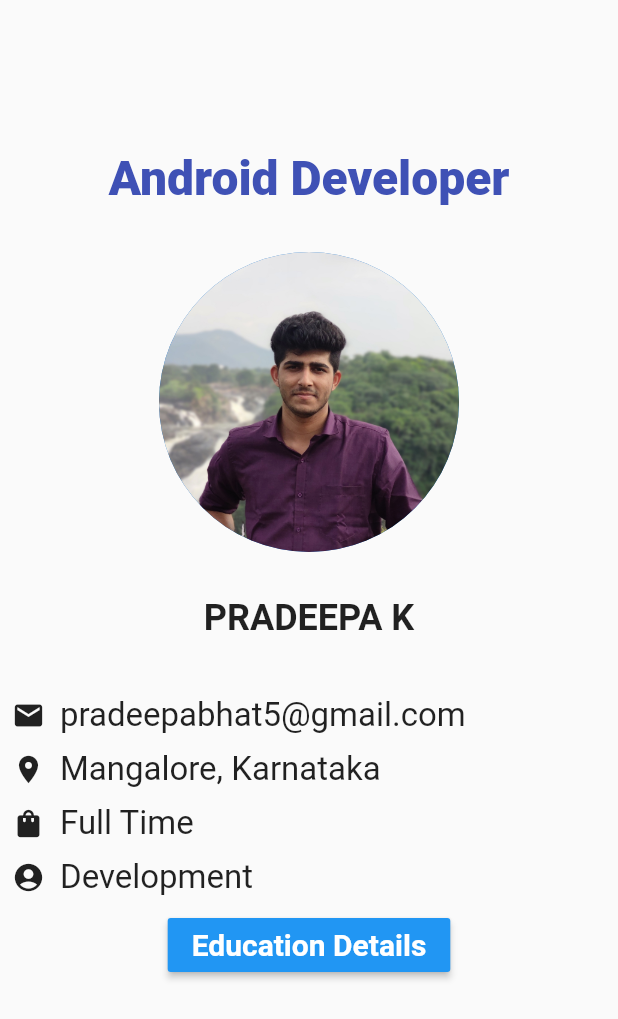
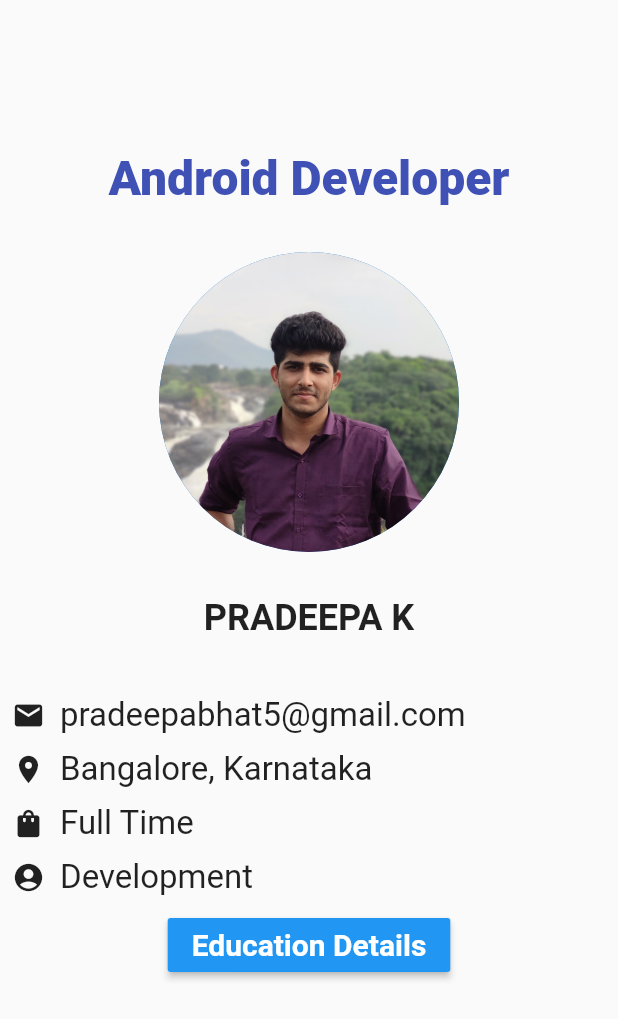
Before and after one commit to pradeepabhat/portfolio, a Flutter app: the screen it shows after launch, on a phone screen of 412 x 824 dp. Shown: the top 1019 px of the screen. Run offline on Flutter 3.47's test engine with Material 2 defaults, Android fonts, the phone set to English and light mode, and no system bars.

Commit message:
Changed City name

```diff
--- a/lib/main.dart
+++ b/lib/main.dart
@@ -40,7 +40,7 @@ class Home extends StatelessWidget {
                   children: <Widget>[
                     Icon(Icons.location_on,size: 22,),
                     SizedBox(width: 10,),
-                    Text('Mangalore, Karnataka',style: TextStyle(fontSize: 22),),
+                    Text('Bangalore, Karnataka',style: TextStyle(fontSize: 22),),
                   ],
                 ),
                 SizedBox(height: 10,),
```
